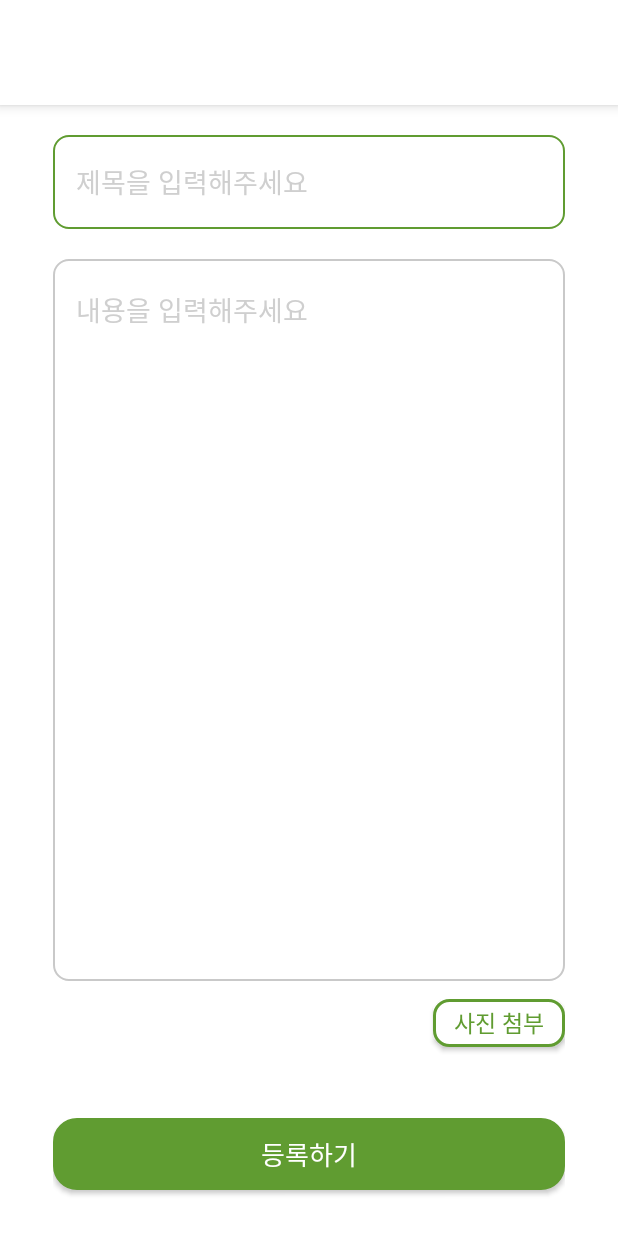
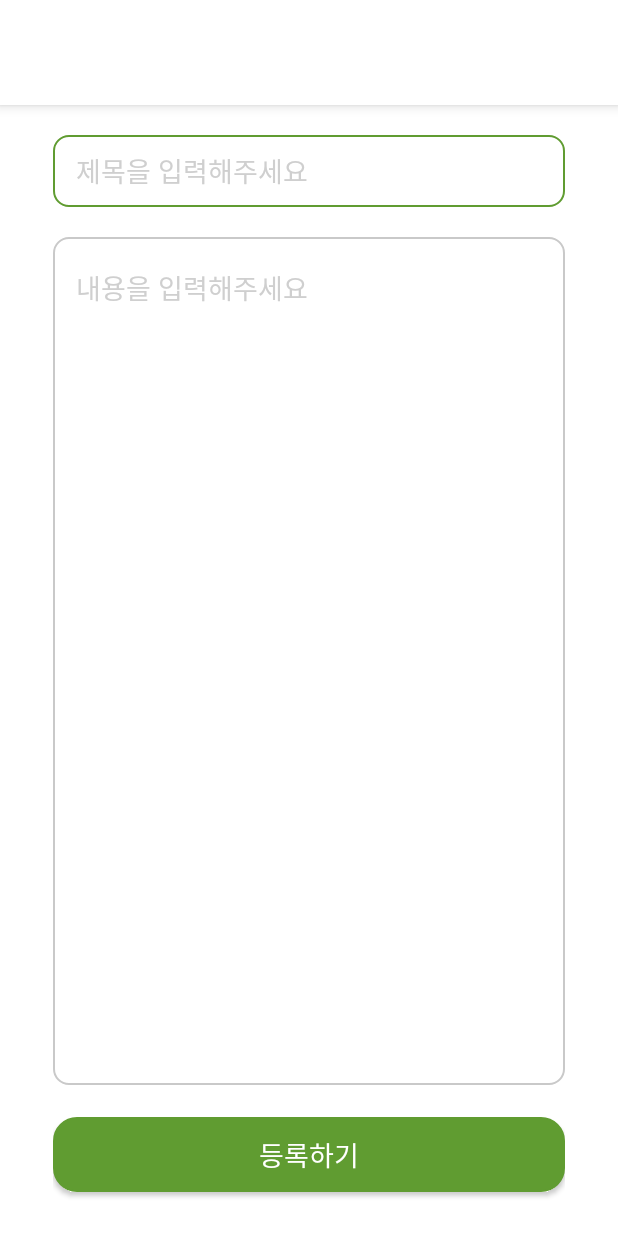
Before and after one commit to ZoneBUG/debugging-app-client, an Android app: the CommunityWriteActivity screen opened directly, with no data from a screen before it, on a phone screen of 412 x 824 dp. Run offline under Robolectric (Android 15) with nearby library versions, the phone set to English and light mode, and no system bars; network calls fail; 2 statements that could not run were skipped.

Commit message:
fix : Community

```diff
--- a/app/src/main/res/layout/activity_community_write.xml
+++ b/app/src/main/res/layout/activity_community_write.xml
@@ -44,14 +44,13 @@
         <LinearLayout
             android:layout_width="match_parent"
             android:layout_height="match_parent"
-            android:layout_weight="1.5"
+            android:layout_weight="1"
             android:orientation="vertical">
 
             <EditText
                 android:id="@+id/Community_Write_Input_Title"
                 android:layout_width="match_parent"
-                android:layout_height="match_parent"
-                android:layout_weight="6"
+                android:layout_height="48sp"
                 android:layout_marginBottom="20sp"
                 android:paddingVertical="5sp"
                 android:paddingHorizontal="15sp"
@@ -66,7 +65,7 @@
             <EditText
                 android:id="@+id/Community_Write_Input_Contents"
                 android:layout_width="match_parent"
-                android:layout_height="match_parent"
+                android:layout_height="100sp"
                 android:layout_marginBottom="12sp"
                 android:layout_weight="1"
                 android:background="@drawable/custom_input"
@@ -81,48 +80,39 @@
 
         </LinearLayout>
 
-        <LinearLayout
-            android:layout_width="match_parent"
-            android:layout_height="match_parent"
-            android:layout_weight="7"
-            android:orientation="horizontal"
-            android:gravity="right">
+<!--        <LinearLayout-->
+<!--            android:layout_width="match_parent"-->
+<!--            android:layout_height="match_parent"-->
+<!--            android:layout_weight="7"-->
+<!--            android:orientation="horizontal"-->
+<!--            android:gravity="right">-->
 
-            <androidx.appcompat.widget.AppCompatButton
-                android:id="@+id/Community_Write_Button_Photo"
-                android:layout_width="wrap_content"
-                android:layout_height="32dp"
-                android:layout_marginBottom="10sp"
-                android:text="사진 첨부"
-                android:textColor="@color/main"
-                android:textSize="15sp"
-                android:fontFamily="@font/main_font_sb"
-                android:background="@drawable/custom_button_white_green" />
+<!--            <androidx.appcompat.widget.AppCompatButton-->
+<!--                android:id="@+id/Community_Write_Button_Photo"-->
+<!--                android:layout_width="wrap_content"-->
+<!--                android:layout_height="32dp"-->
+<!--                android:layout_marginBottom="10sp"-->
+<!--                android:text="사진 첨부"-->
+<!--                android:textColor="@color/main"-->
+<!--                android:textSize="15sp"-->
+<!--                android:fontFamily="@font/main_font_sb"-->
+<!--                android:background="@drawable/custom_button_white_green" />-->
 
-        </LinearLayout>
+<!--        </LinearLayout>-->
 
-        <LinearLayout
-            android:layout_width="match_parent"
-            android:layout_height="match_parent"
-            android:layout_weight="7"
-            android:orientation="horizontal"
-            android:layout_gravity="bottom"
-            android:gravity="bottom">
 
             <androidx.appcompat.widget.AppCompatButton
                 android:id="@+id/Community_Write_Button_Fin"
                 android:layout_width="match_parent"
-                android:layout_height="wrap_content"
-                android:layout_marginBottom="5sp"
+                android:layout_height="50sp"
+                android:layout_marginVertical="9sp"
                 android:padding="10sp"
                 android:background="@drawable/custom_button_red"
                 android:backgroundTint="@color/main"
                 android:text="등록하기"
                 android:textColor="@color/white"
-                android:textSize="17sp"
+                android:textSize="18sp"
                 android:fontFamily="@font/main_font_sb" />
-
-        </LinearLayout>
 
 
     </LinearLayout>
--- a/app/src/main/res/values-night/themes.xml
+++ b/app/src/main/res/values-night/themes.xml
@@ -10,7 +10,8 @@
         <item name="colorSecondaryVariant">@color/teal_200</item>
         <item name="colorOnSecondary">@color/black</item>
         <!-- Status bar color. -->
-        <item name="android:statusBarColor" tools:targetApi="l">?attr/colorPrimaryVariant</item>
+        <item name="android:statusBarColor" tools:targetApi="l">@color/black</item>
+        <item name="android:windowLightStatusBar" tools:targetApi="m">false</item>
         <!-- Customize your theme here. -->
     </style>
 </resources>
--- a/app/src/main/res/values/themes.xml
+++ b/app/src/main/res/values/themes.xml
@@ -2,15 +2,17 @@
     <!-- Base application theme. -->
     <style name="Theme.Debugging" parent="Theme.MaterialComponents.DayNight.NoActionBar">
         <!-- Primary brand color. -->
-        <item name="colorPrimary">@color/purple_500</item>
-        <item name="colorPrimaryVariant">@color/purple_700</item>
+        <item name="colorPrimary">@color/white</item>
+        <item name="colorPrimaryDark">@color/black</item>
+        <item name="colorPrimaryVariant">@color/black</item>
         <item name="colorOnPrimary">@color/white</item>
         <!-- Secondary brand color. -->
         <item name="colorSecondary">@color/teal_200</item>
         <item name="colorSecondaryVariant">@color/teal_700</item>
         <item name="colorOnSecondary">@color/black</item>
         <!-- Status bar color. -->
-        <item name="android:statusBarColor" tools:targetApi="l">?attr/colorPrimaryVariant</item>
+        <item name="android:statusBarColor" tools:targetApi="l">@color/black</item>
+        <item name="android:windowLightStatusBar" tools:targetApi="m">false</item>
         <!-- Customize your theme here. -->
     </style>
 </resources>
```
Also changed, not shown: app/src/main/java/com/zonebug/debugging/activity/community/detail/CommunityDetailActivity.kt (+12 -9 lines), app/src/main/java/com/zonebug/debugging/activity/community/detail/CommunityDetailChildCommentRecyclerAdapter.kt (+5 -5 lines), app/src/main/java/com/zonebug/debugging/activity/community/detail/CommunityDetailRecyclerAdapter.kt (+5 -5 lines), app/src/main/java/com/zonebug/debugging/activity/community/list/CommunityListRecyclerAdapter.kt (+41 -3 lines), app/src/main/java/com/zonebug/debugging/activity/community/main/CommunityRecyclerAdapter.kt (+38 -2 lines), app/src/main/res/layout/activity_community_detail.xml (+23 -22 lines), app/src/main/res/layout/activity_community_list.xml (+11 -0 lines), app/src/main/res/layout/item_community_list.xml (+14 -13 lines).
